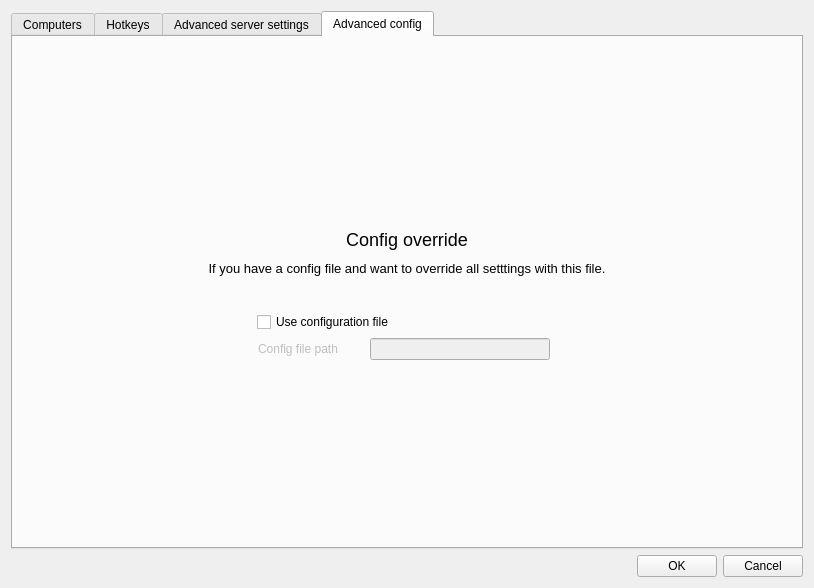
The window that src/gui/src/ServerConfigDialogBase.ui (deskflow/deskflow) describes before a commit, drawn with Qt 5.
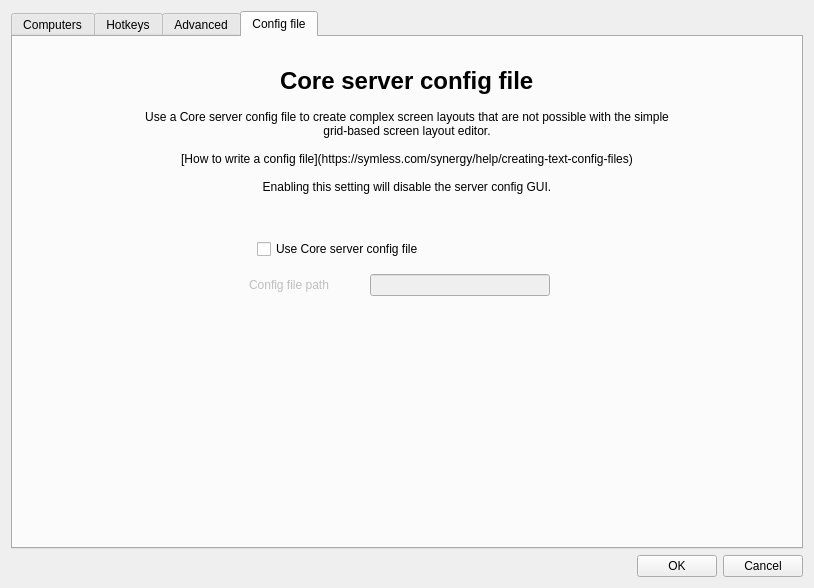
The same window after the commit. Icons and pictures are not drawn. Custom widgets are drawn as their Qt base class.

```diff
--- a/src/gui/src/ServerConfigDialogBase.ui
+++ b/src/gui/src/ServerConfigDialogBase.ui
@@ -332,7 +332,7 @@
      </widget>
      <widget class="QWidget" name="m_pTabAdvanced">
       <attribute name="title">
-       <string>Advanced server settings</string>
+       <string>Advanced</string>
       </attribute>
       <layout class="QGridLayout">
        <property name="leftMargin">
@@ -839,57 +839,54 @@
        </sizepolicy>
       </property>
       <attribute name="title">
-       <string>Advanced config</string>
+       <string>Config file</string>
       </attribute>
       <layout class="QVBoxLayout" name="verticalLayout_2">
-       <item>
-        <layout class="QVBoxLayout" name="verticalLayout">
-         <item>
-          <spacer name="verticalSpacer_2">
-           <property name="orientation">
-            <enum>Qt::Vertical</enum>
-           </property>
-           <property name="sizeHint" stdset="0">
-            <size>
-             <width>20</width>
-             <height>40</height>
-            </size>
-           </property>
-          </spacer>
-         </item>
-         <item>
+       <property name="spacing">
+        <number>15</number>
+       </property>
+       <property name="leftMargin">
+        <number>120</number>
+       </property>
+       <property name="topMargin">
+        <number>30</number>
+       </property>
+       <property name="rightMargin">
+        <number>120</number>
+       </property>
+       <item alignment="Qt::AlignHCenter">
           <widget class="QLabel" name="label_5">
+         <property name="font">
+          <font>
+           <pointsize>18</pointsize>
+           <bold>true</bold>
+          </font>
+         </property>
            <property name="text">
-            <string>&lt;html&gt;&lt;head/&gt;&lt;body&gt;&lt;p style=&quot;text-align: center; font-family: Arial; font-size: 18px; line-height: 25px;&quot;&gt;Config override&lt;/p&gt;&lt;/body&gt;&lt;/html&gt;</string>
+          <string>Core server config file</string>
            </property>
            <property name="textFormat">
-            <enum>Qt::RichText</enum>
+          <enum>Qt::PlainText</enum>
            </property>
           </widget>
          </item>
-         <item>
-          <spacer name="verticalSpacer_3">
-           <property name="orientation">
-            <enum>Qt::Vertical</enum>
-           </property>
-           <property name="sizeType">
-            <enum>QSizePolicy::Minimum</enum>
-           </property>
-           <property name="sizeHint" stdset="0">
-            <size>
-             <width>20</width>
-             <height>5</height>
-            </size>
-           </property>
-          </spacer>
-         </item>
          <item>
           <widget class="QLabel" name="label_6">
            <property name="text">
-            <string>&lt;html&gt;&lt;head/&gt;&lt;body&gt;&lt;p style=&quot;text-align: center; font-size: 13px; font-family: Arial; line-hegiht: 18px;&quot;&gt;If you have a config file and want to override all setttings with this file.&lt;/p&gt;&lt;/body&gt;&lt;/html&gt;</string>
+          <string>Use a Core server config file to create complex screen layouts that are not possible with the simple grid-based screen layout editor.
+
+[How to write a config file](https://symless.com/synergy/help/creating-text-config-files)
+
+Enabling this setting will disable the server config GUI.</string>
            </property>
            <property name="textFormat">
-            <enum>Qt::RichText</enum>
+          <enum>Qt::MarkdownText</enum>
+         </property>
+         <property name="alignment">
+          <set>Qt::AlignCenter</set>
+         </property>
+         <property name="wordWrap">
+          <bool>true</bool>
            </property>
           </widget>
          </item>
@@ -948,7 +945,7 @@
               </size>
              </property>
              <property name="text">
-              <string>Use configuration file</string>
+            <string>Use Core server config file</string>
              </property>
             </widget>
            </item>
@@ -1119,8 +1116,6 @@
             </size>
            </property>
           </spacer>
-         </item>
-        </layout>
        </item>
       </layout>
      </widget>
```
Lines whose indentation alone changed are shown as unchanged.
